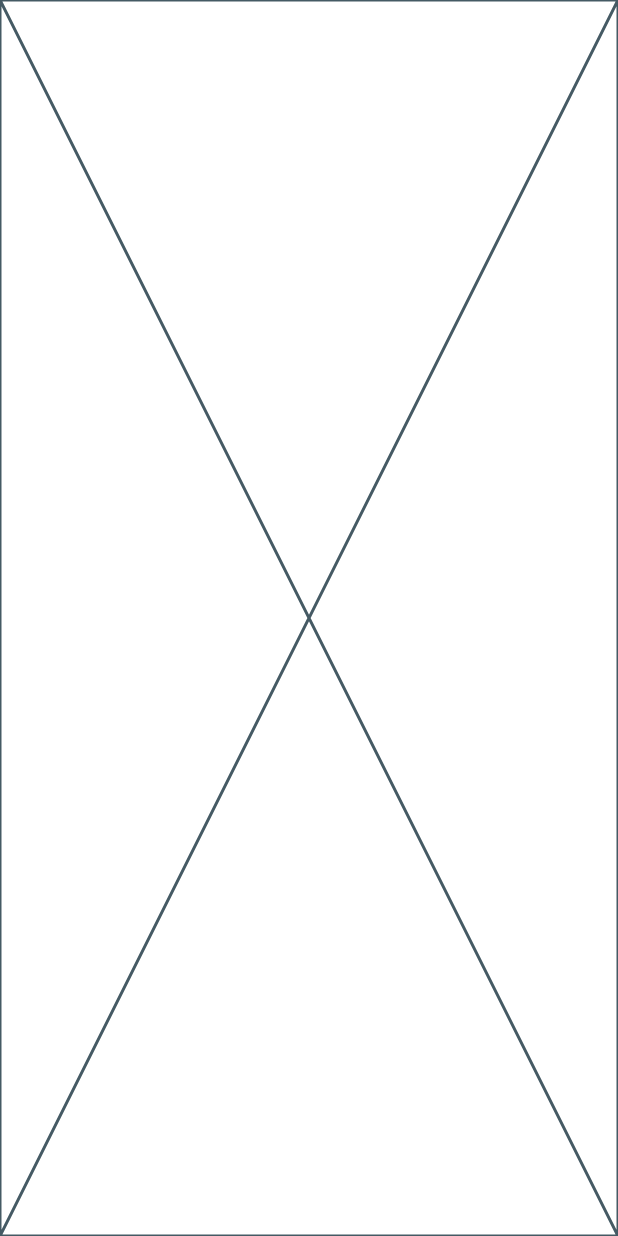
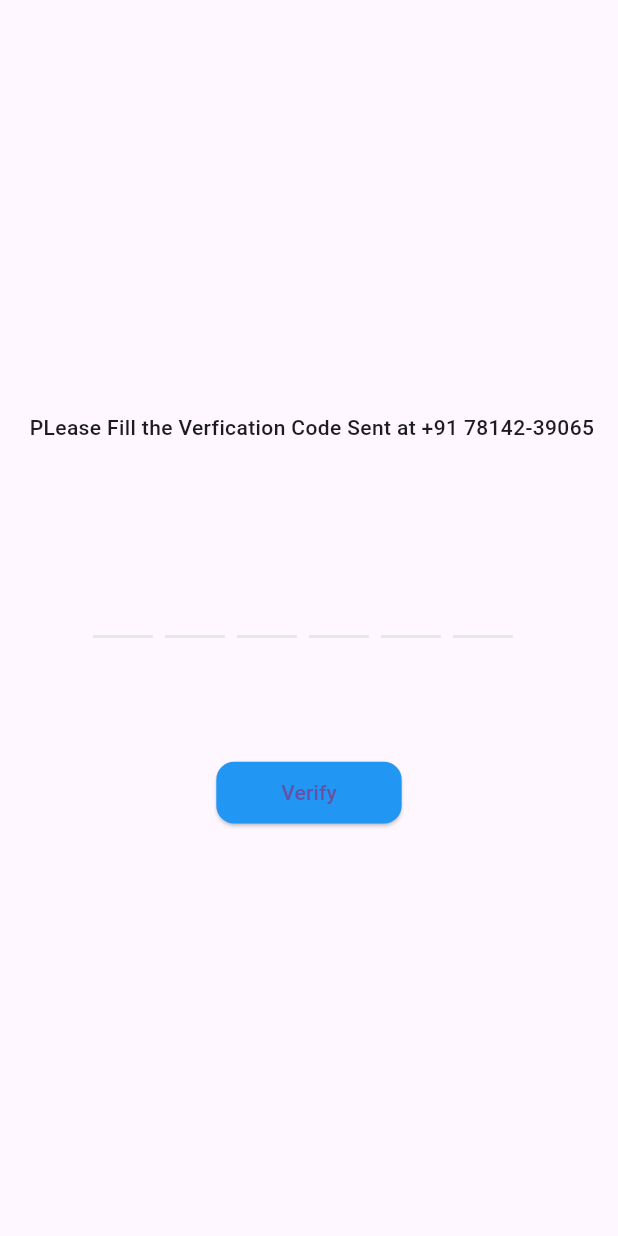
Before and after one commit to jagjeet78/getwell_final, a Flutter app: the screen it shows after launch, after a tap on "login", on a phone screen of 412 x 824 dp. Run offline on Flutter 3.47's test engine with Material 3 defaults, Android fonts, the phone set to English and light mode, and no system bars; drawn by our look-alikes of flutter_otp_text_field; our stand-ins replace get, intl_phone_field.

Commit message:
otp page ui done - JagjeetSingh

```diff
--- a/lib/Routes/app_routes.dart
+++ b/lib/Routes/app_routes.dart
@@ -4,4 +4,5 @@ import 'package:getwell_final/auth /otp_page.dart';
 class AppRoutes {
   static const String login = '/Login';
   static const String otp ='/otp';
+  static const homepage ='/home';
 }
--- a/lib/Routes/routes.dart
+++ b/lib/Routes/routes.dart
@@ -2,10 +2,14 @@ import 'package:get/get.dart';
 import 'package:getwell_final/auth /login_page.dart';
 import 'package:getwell_final/Routes/app_routes.dart';
 import 'package:getwell_final/auth /otp_page.dart';
+
+import 'package:getwell_final/pages/Home_page.dart';
+
 class Routes {
   static const initialroute= AppRoutes.login;
   static final List<GetPage> pages = [
     GetPage(name: AppRoutes.login, page: () => LoginPage()),
     GetPage(name: AppRoutes.otp, page: ()=>OtpPage()),
+    GetPage(name: AppRoutes.homepage, page: ()=>HomePage()),
   ];
 }
--- a/lib/auth /otp_page.dart
+++ b/lib/auth /otp_page.dart
@@ -1,5 +1,6 @@
 import 'package:flutter/material.dart';
-
+import 'package:flutter_otp_text_field/flutter_otp_text_field.dart';
+import 'package:get/route_manager.dart';
 class OtpPage extends StatefulWidget {
   const OtpPage({super.key});
 
@@ -10,6 +11,56 @@ class OtpPage extends StatefulWidget {
 class _OtpPageState extends State<OtpPage> {
   @override
   Widget build(BuildContext context) {
-    return const Placeholder();
+       final screenWidth = MediaQuery.of(context).size.width;
+    final screenHeight = MediaQuery.of(context).size.height;
+    return  Scaffold(
+
+
+
+ body: Column(
+    crossAxisAlignment: CrossAxisAlignment.center,
+        mainAxisAlignment: MainAxisAlignment.center,
+  children: [
+    Text(" PLease Fill the Verfication Code Sent at +91 78142-39065", style: TextStyle(
+      fontSize: 14,
+      fontWeight: FontWeight.w500,
+
+    ),),
+
+SizedBox(height: screenHeight*0.1,),
+    OtpTextField(
+      numberOfFields: 6,
+
+    ),
+    SizedBox(height: screenHeight*0.1,),
+   SizedBox(
+      height: screenHeight*0.05,
+      width: screenWidth*0.3,
+   child:  ElevatedButton(
+    style: ElevatedButton.styleFrom(
+      shape: RoundedRectangleBorder(
+                borderRadius: BorderRadius.circular(12),
+      ),
+            backgroundColor: Colors.blue
+
+    ),
+
+
+
+    onPressed: (){
+      print('the verfication button is pressed');
+
+
+     Get.toNamed('/home');
+
+   }, child: const Text('Verify')),
+
+    )
+
+  ],
+ ),
+
+
+    );
   }
 }
--- a/lib/main.dart
+++ b/lib/main.dart
@@ -19,7 +19,7 @@ class MyApp extends StatelessWidget {
      initialRoute: AppRoutes.login,
 
 
-
+     // check of the commits
     );
   }
 }
--- a/pubspec.yaml
+++ b/pubspec.yaml
@@ -39,6 +39,7 @@ dependencies:
   supabase_flutter: ^2.10.2
   intl_phone_number_input: ^0.7.5
   intl_phone_field: ^3.2.0
+  flutter_otp_text_field: ^1.5.1+1
 
 dev_dependencies:
   flutter_test:
```
Also changed, not shown: lib/pages/Home_page.dart (added, +25 -0 lines), pubspec.lock.
